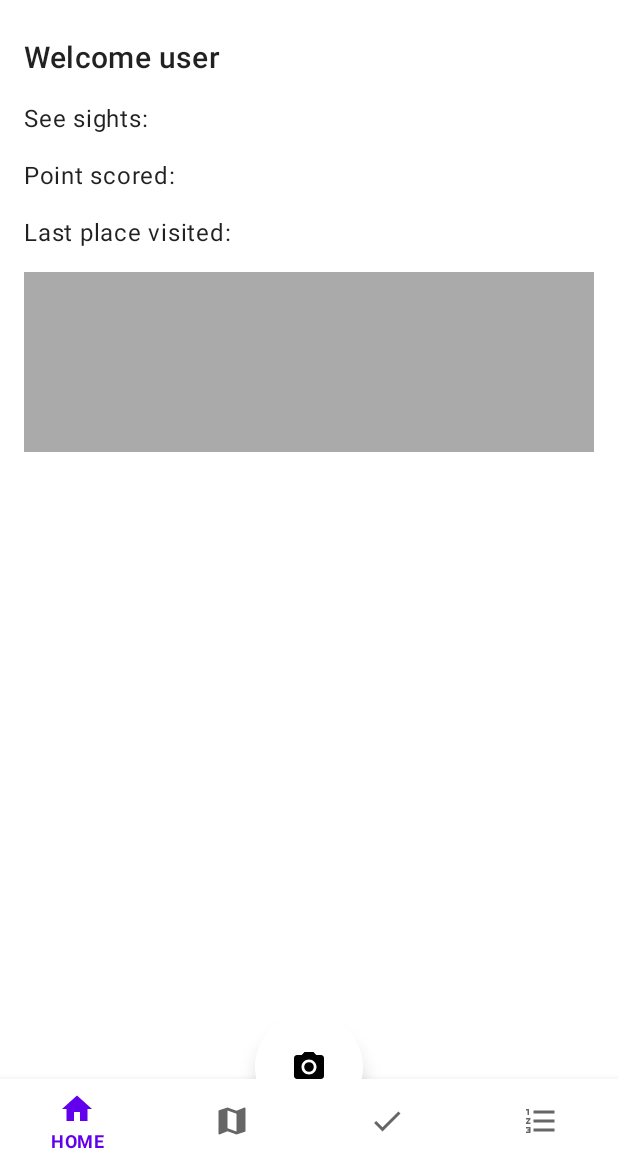
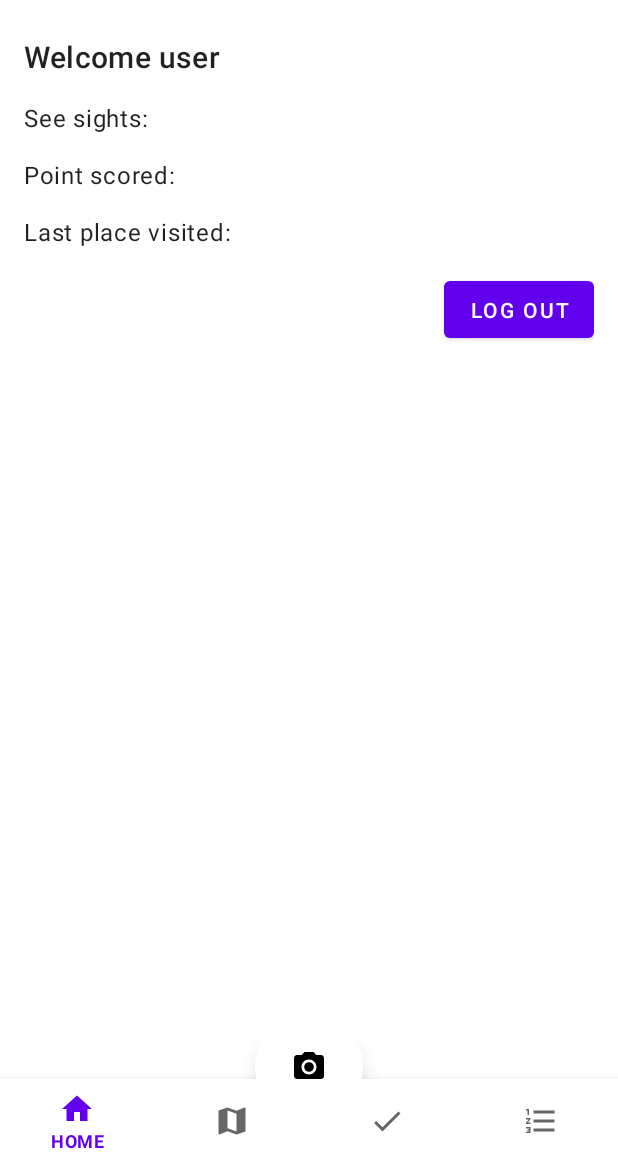
Before and after one commit to Cristyl/PlaceWalQR, an Android app built with Jetpack Compose: the HomepageFragment screen opened directly, with no data from a screen before it, on a phone screen of 412 x 824 dp, the part 73-1236 px from its top. Run offline under Robolectric (Android 15) with nearby library versions, the phone set to English and light mode, and no system bars; network calls fail.

Commit message:
Added logout button

```diff
--- a/app/src/main/java/com/example/placewalqr/HomepageFragment.kt
+++ b/app/src/main/java/com/example/placewalqr/HomepageFragment.kt
@@ -1,9 +1,11 @@
 package com.example.placewalqr
 
 import android.content.Context
+import android.content.Intent
 import android.graphics.BitmapFactory
 import android.os.Bundle
 import android.view.View
+import android.widget.Button
 import android.widget.ImageView
 import android.widget.TextView
 import androidx.fragment.app.Fragment
@@ -21,6 +23,7 @@ class HomepageFragment : Fragment(R.layout.homepage_activity){
     private lateinit var seesights_label: TextView
     private lateinit var lastplace_label: TextView
     private lateinit var photoImageView: ImageView
+    private lateinit var logoutBtn: Button
 
     override fun onViewCreated(view: View, savedInstanceState: Bundle?){
         super.onViewCreated(view, savedInstanceState)
@@ -34,6 +37,13 @@ class HomepageFragment : Fragment(R.layout.homepage_activity){
         points_label= view.findViewById<TextView>(R.id.points)
         lastplace_label= view.findViewById<TextView>(R.id.lastplace)
         photoImageView=view.findViewById<ImageView>(R.id.photo_visited)
+        photoImageView.visibility=View.GONE
+        logoutBtn=view.findViewById<Button>(R.id.logout_btn)
+        logoutBtn.setOnClickListener {
+            val intent = Intent(requireContext(), MainActivity::class.java)
+            startActivity(intent)
+            requireActivity().finish()
+        }
     }
 
     private fun loadHomePage(){
@@ -76,19 +86,13 @@ class HomepageFragment : Fragment(R.layout.homepage_activity){
                         if(bitmap!=null){
                             photoImageView.setImageBitmap(bitmap)
                             photoImageView.visibility= View.VISIBLE
-                        }else{
-                            photoImageView.visibility= View.GONE
                         }
-                    } else {
-                        // DA RIVEDERE!
-                        photoImageView.visibility= View.GONE
                     }
                 }else if(responsePlace.code()==404){
                     val body=responsePlace.body()
                     last_place=body?.name?:"No place visited"
                     val lastPlaceText=lastplace_label.text.toString() + " " + last_place
                     lastplace_label.setText(lastPlaceText)
-                    photoImageView.visibility= View.GONE
                 }
             }catch (e: Exception){
 
--- a/app/src/main/res/layout/homepage_activity.xml
+++ b/app/src/main/res/layout/homepage_activity.xml
@@ -70,5 +70,12 @@
             android:background="@android:color/darker_gray"
             android:layout_marginBottom="8dp"
             android:contentDescription="@string/photoHomepageDescription" />
+
+        <Button
+            android:id="@+id/logout_btn"
+            android:layout_gravity="end"
+            android:layout_width="100dp"
+            android:layout_height="50dp"
+            android:text="@string/logout_btn" />
     </LinearLayout>
 </ScrollView>
--- a/app/src/main/res/values/strings.xml
+++ b/app/src/main/res/values/strings.xml
@@ -19,6 +19,7 @@
     <string name="points_home">Point scored:</string>
     <string name="lastplace_home">Last place visited:</string>
     <string name="photoHomepageDescription">Souvenir photo</string>
+    <string name="logout_btn">Log out</string>
 
     <string name="item_image">Place image</string>
     <string name="item_name">Place name</string>
```
